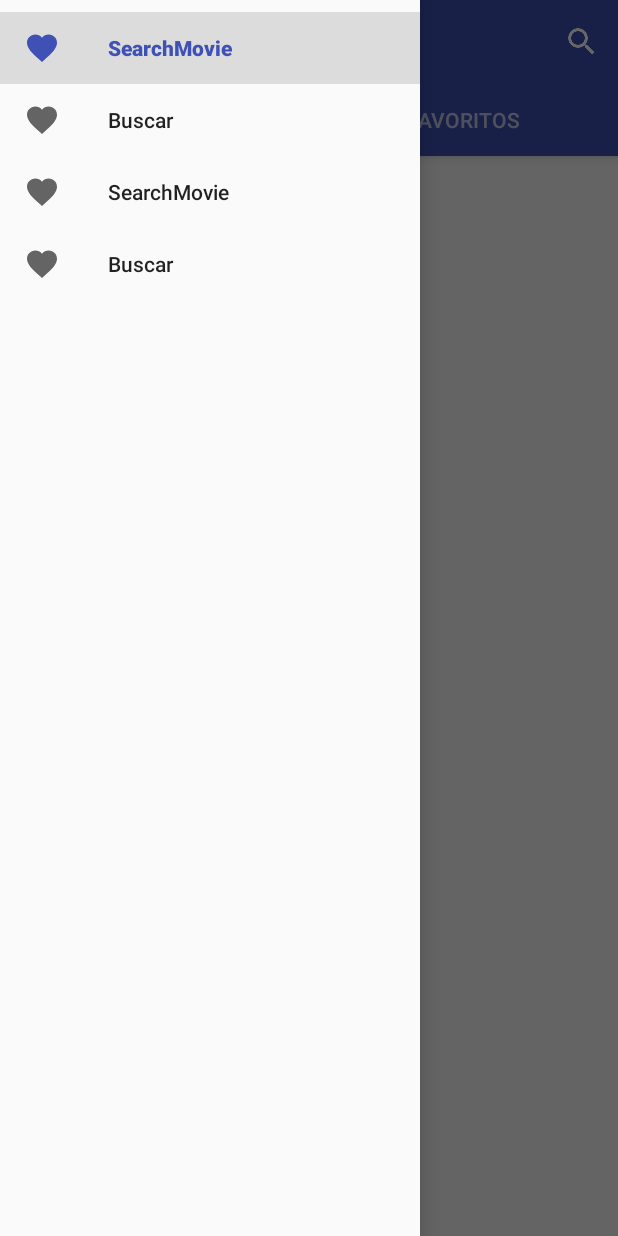
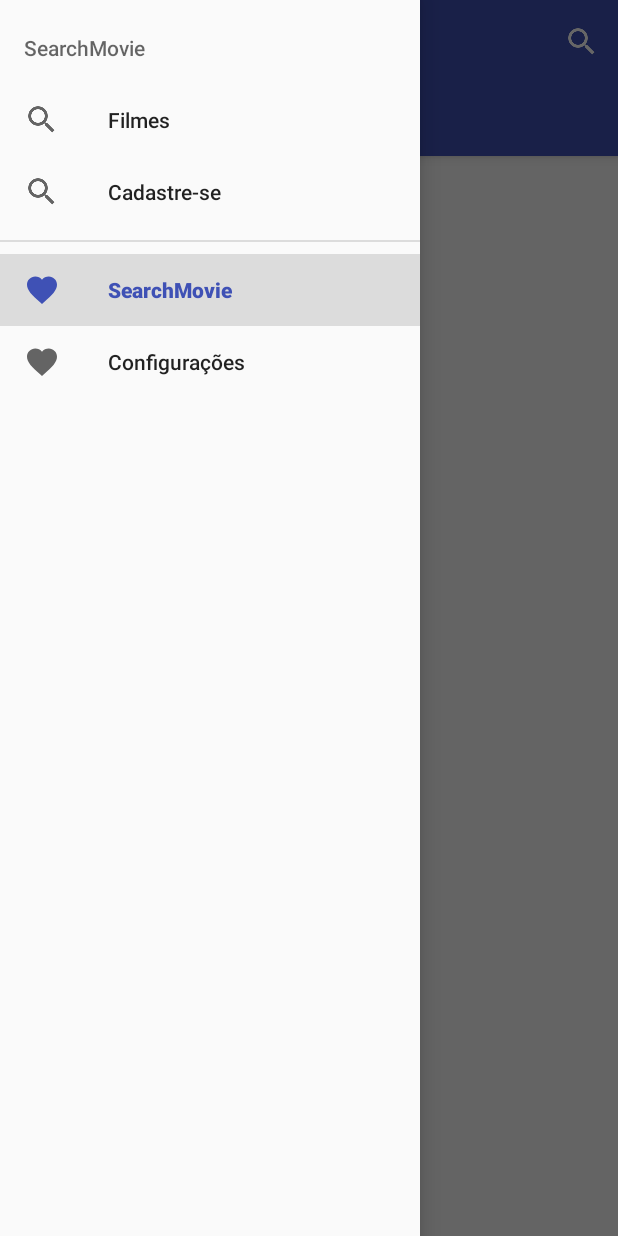
Before and after one commit to marcelobjr/projeto-android-unibratec, an Android app: the screen it shows after launch (MainActivity), with the side drawer open, on a phone screen of 412 x 824 dp. Run offline under Robolectric (Android 15) with nearby library versions, the phone set to English and light mode, and no system bars; our stand-ins replace EventBus, Picasso; pictures from the network do not load; 2 statements that could not run were skipped.

Commit message:
ajustes mainActivity

```diff
--- a/app/src/main/java/br/com/searchmove/activitys/MainActivity.java
+++ b/app/src/main/java/br/com/searchmove/activitys/MainActivity.java
@@ -1,5 +1,6 @@
 package br.com.searchmove.activitys;
 
+import android.app.ProgressDialog;
 import android.content.Intent;
 import android.support.design.widget.TabLayout;
 import android.support.v4.app.Fragment;
@@ -45,6 +46,9 @@ public class MainActivity extends AppCompatActivity implements OnDbClick {
 
         actionBarDrawerToggle = new ActionBarDrawerToggle(this, drawerlayout, toolbar, R.string.app_name,R.string.app_name);
         drawerlayout.addDrawerListener(actionBarDrawerToggle);
+
+//        ProgressDialog dialog = ProgressDialog.show(this, "",
+//                "Loading. Please wait...", true);
 
         buildViewPager();
 
@@ -106,10 +110,10 @@ public class MainActivity extends AppCompatActivity implements OnDbClick {
         public CharSequence getPageTitle(int position){
             switch (position){
                 case 0:
-                    return "lista";
+                    return getResources().getString(R.string.activity_list);
                 case 1:
                 default:
-                    return "Favoritos";
+                    return getResources().getString(R.string.activity_favorite);
             }
         }
     }
--- a/app/src/main/res/menu/drawer.xml
+++ b/app/src/main/res/menu/drawer.xml
@@ -1,20 +1,17 @@
 <?xml version="1.0" encoding="utf-8"?>
 <menu xmlns:android="http://schemas.android.com/apk/res/android">
-    <group android:checkableBehavior="single">
-        <!-- Lista com todos os carros -->
-        <item
-            android:id="@+id/nav_item_carros_todos"
-            android:checked="true"
-            android:icon="@drawable/ic_favorite_black_24dp"
-            android:title="@string/app_name" />
-        <!-- Lista com os carros clássicos -->
-        <item
-            android:id="@+id/nav_item_carros_classicos"
-            android:checked="true"
-            android:icon="@drawable/ic_favorite_black_24dp"
-            android:title="@string/hint_search" />
-        <!-- Lista com os carros esportivos -->
-    </group>
+    <item android:title="@string/app_name">
+        <menu>
+            <group android:checkableBehavior="single">
+                <item
+                    android:icon="@drawable/ic_search_white_24dp"
+                    android:title="Filmes" />
+                <item
+                    android:icon="@drawable/ic_search_white_24dp"
+                    android:title="Cadastre-se" />
+            </group>
+        </menu>
+    </item>
 
     <group android:checkableBehavior="single">
         <!-- Lista com todos os carros -->
@@ -28,7 +25,7 @@
             android:id="@+id/nav_item_carros_classicos2"
             android:checked="true"
             android:icon="@drawable/ic_favorite_black_24dp"
-            android:title="@string/hint_search" />
+            android:title="Configurações" />
         <!-- Lista com os carros esportivos -->
     </group>
 </menu>
```
